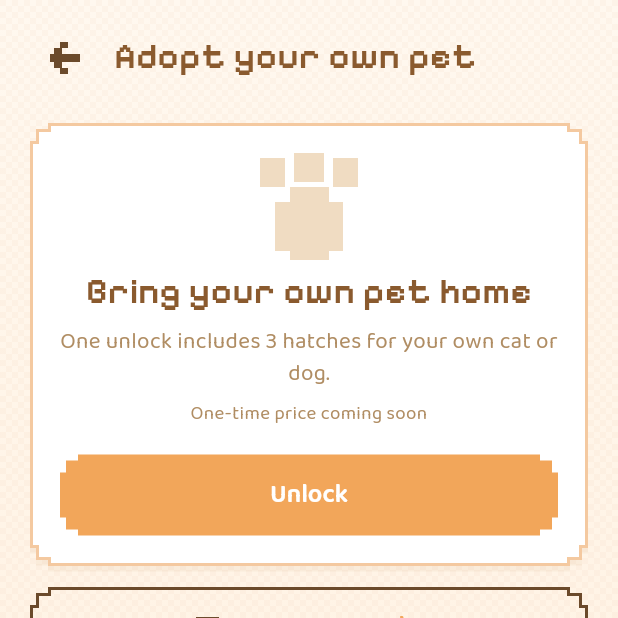
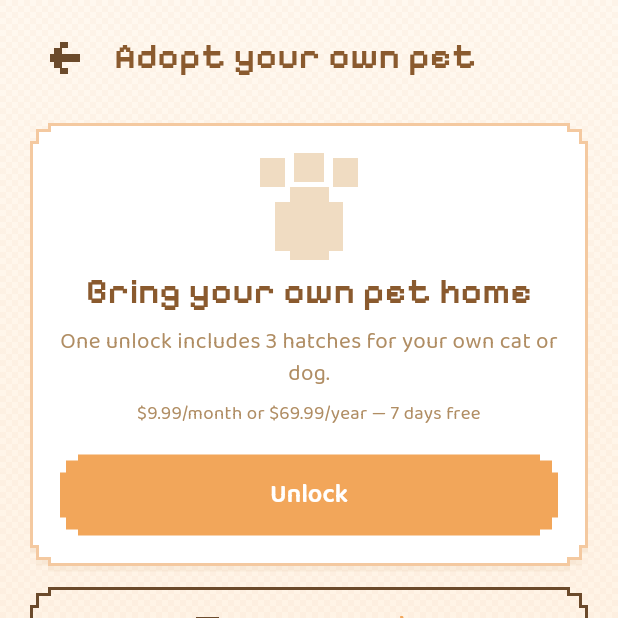
Before and after one commit to tianpingdeng112233-cell/pettodo, a Flutter app: the screen it shows after launch, after a tap on "Your real pet can live here too", on a phone screen of 412 x 824 dp, the top half of it. Run offline on Flutter 3.47's test engine with Material 3 defaults, Android fonts, the phone set to English and light mode, and no system bars; our stand-ins replace file_picker, flutter_local_notifications, image_picker, share_plus, timezone; statements that could not run were skipped.

Commit message:
Set subscription price copy per pricing decision

```diff
--- a/lib/data/feature_gate.dart
+++ b/lib/data/feature_gate.dart
@@ -20,7 +20,7 @@ class LocalFeatureGate implements FeatureGate {
   final Future<Directory> Function() _directoryProvider;
 
   @override
-  String get priceLabel => 'One-time price coming soon';
+  String get priceLabel => r'$9.99/month or $69.99/year — 7 days free';
 
   Future<File> get _file async {
     final directory = await _directoryProvider();
```
